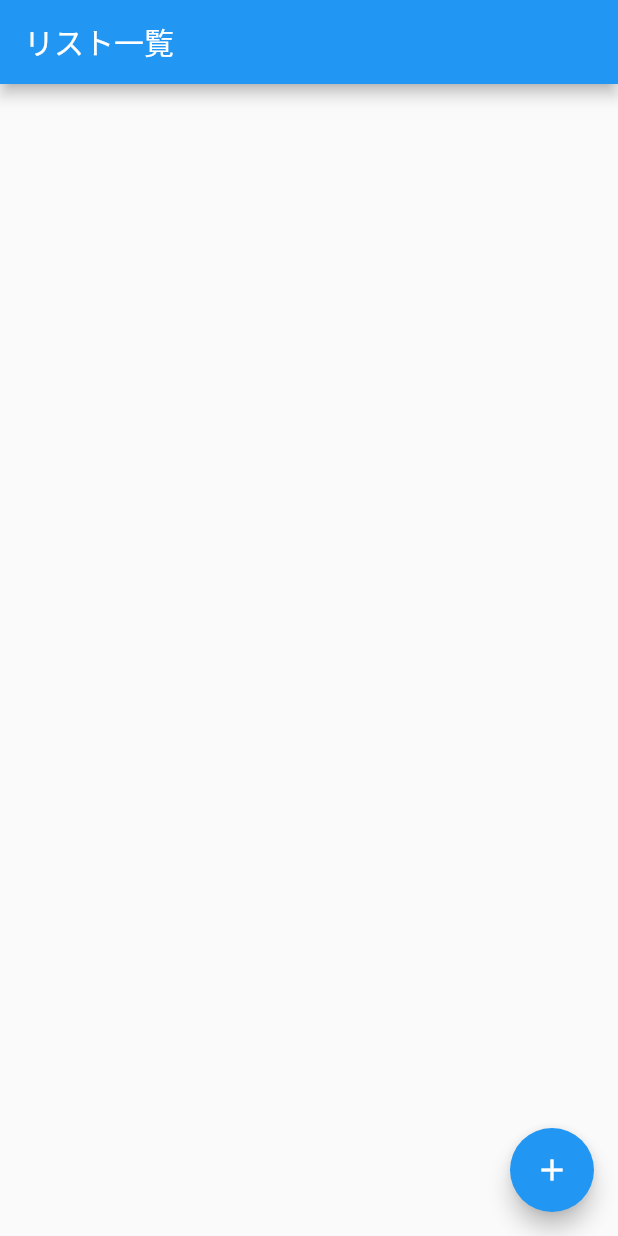
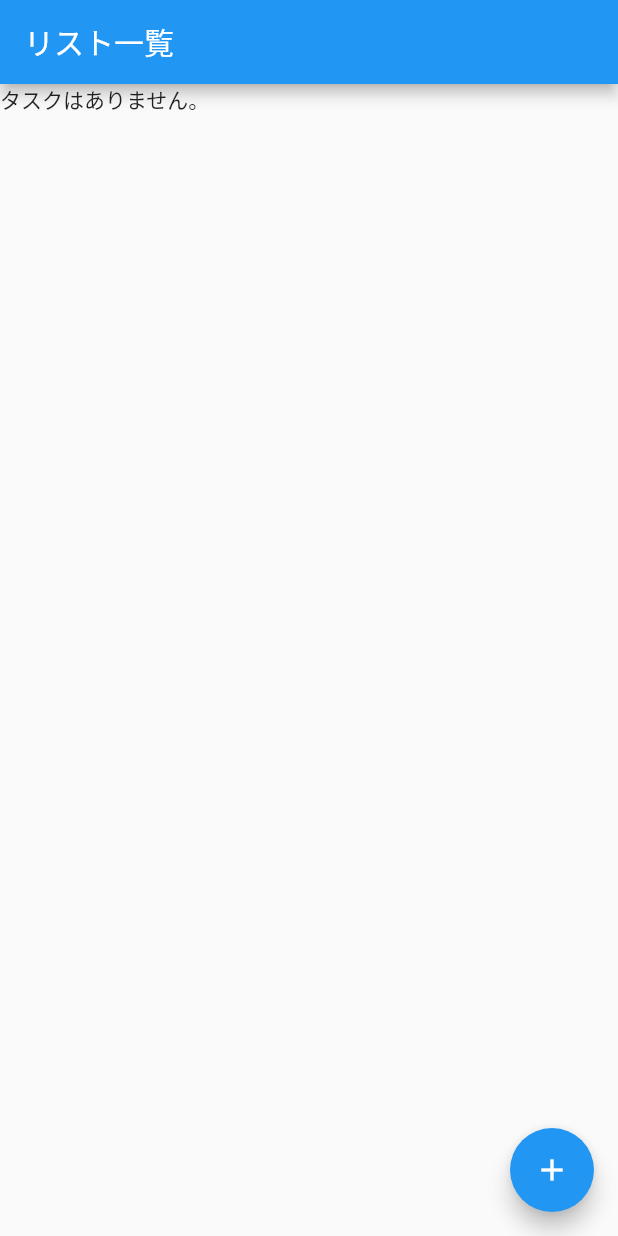
Before and after one commit to yuya-okada527/flutter_todo_app, a Flutter app: the screen it shows after launch, on a phone screen of 412 x 824 dp. Run offline on Flutter 3.47's test engine with Material 2 defaults, Android fonts, the phone set to English and light mode, and no system bars.

```diff
--- a/lib/main.dart
+++ b/lib/main.dart
@@ -27,7 +27,7 @@ class TodoListPage extends StatefulWidget {
 }
 
 class _TodoListPageState extends State<TodoListPage> {
-  List<String> _todoList = [];
+  final List<String> _todoList = [];
 
   @override
   Widget build(BuildContext context) {
@@ -35,7 +35,7 @@ class _TodoListPageState extends State<TodoListPage> {
       appBar: AppBar(
         title: const Text("リスト一覧"),
       ),
-      body: ListView.builder(
+      body: _todoList.isNotEmpty ? ListView.builder(
         itemCount: _todoList.length,
         itemBuilder: (context, index) {
           return Card(
@@ -55,7 +55,7 @@ class _TodoListPageState extends State<TodoListPage> {
             ),
           );
         },
-      ),
+      ) : const Text("タスクはありません。"),
       floatingActionButton: FloatingActionButton(
         onPressed: () async {
           final newListText = await Navigator.of(context).push(
```
